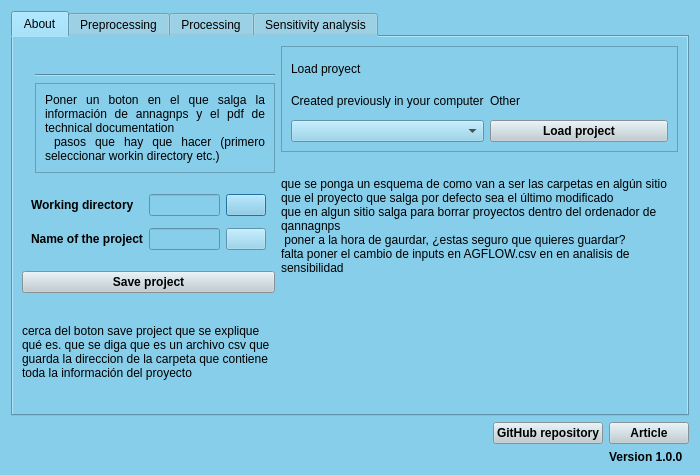
Inigobarbe/QAnnAGNPS, file ui/dialog_base.ui: the form before one commit.
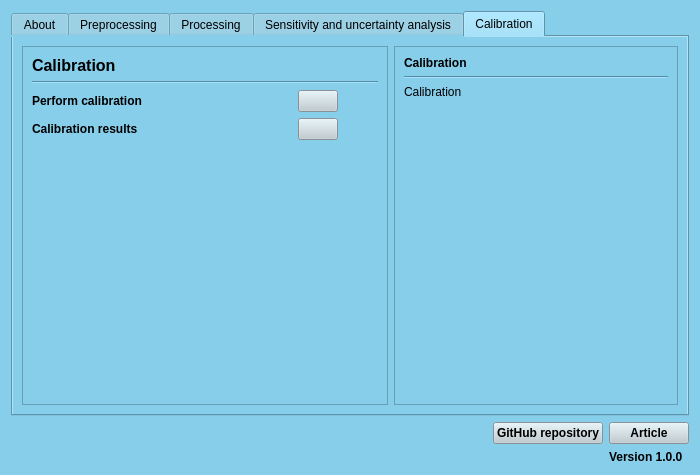
The form after the commit. The open tabs and pages were chosen to show the change.

What changed in the file:
```diff
--- a/ui/dialog_base.ui
+++ b/ui/dialog_base.ui
@@ -1370,7 +1370,7 @@
      </widget>
      <widget class="QWidget" name="tab_4">
       <attribute name="title">
-       <string>Sensitivity analysis</string>
+       <string>Sensitivity and uncertainty analysis</string>
       </attribute>
       <layout class="QGridLayout" name="gridLayout_4">
        <item row="0" column="0">
@@ -1601,6 +1601,223 @@
        </item>
       </layout>
      </widget>
+     <widget class="QWidget" name="tab_5">
+      <attribute name="title">
+       <string>Calibration</string>
+      </attribute>
+      <layout class="QGridLayout" name="gridLayout_21">
+       <item row="0" column="0">
+        <widget class="QFrame" name="frame_11">
+         <property name="frameShape">
+          <enum>QFrame::StyledPanel</enum>
+         </property>
+         <property name="frameShadow">
+          <enum>QFrame::Raised</enum>
+         </property>
+         <layout class="QGridLayout" name="gridLayout_19">
+          <item row="0" column="0">
+           <widget class="QLabel" name="label_38">
+            <property name="font">
+             <font>
+              <pointsize>12</pointsize>
+              <weight>75</weight>
+              <bold>true</bold>
+             </font>
+            </property>
+            <property name="text">
+             <string>Calibration</string>
+            </property>
+           </widget>
+          </item>
+          <item row="1" column="0" colspan="2">
+           <widget class="Line" name="line_10">
+            <property name="orientation">
+             <enum>Qt::Horizontal</enum>
+            </property>
+           </widget>
+          </item>
+          <item row="2" column="0" colspan="2">
+           <layout class="QHBoxLayout" name="horizontalLayout_19">
+            <item>
+             <widget class="QLabel" name="label_39">
+              <property name="minimumSize">
+               <size>
+                <width>260</width>
+                <height>0</height>
+               </size>
+              </property>
+              <property name="font">
+               <font>
+                <weight>75</weight>
+                <bold>true</bold>
+               </font>
+              </property>
+              <property name="text">
+               <string>Perform calibration</string>
+              </property>
+             </widget>
+            </item>
+            <item>
+             <widget class="QPushButton" name="calibration">
+              <property name="styleSheet">
+               <string notr="true">QPushButton {
+    background-color: #becbd1;
+    color: black;
+}
+
+QPushButton:hover {
+    color: white;
+}</string>
+              </property>
+              <property name="text">
+               <string/>
+              </property>
+             </widget>
+            </item>
+            <item>
+             <spacer name="horizontalSpacer_7">
+              <property name="orientation">
+               <enum>Qt::Horizontal</enum>
+              </property>
+              <property name="sizeHint" stdset="0">
+               <size>
+                <width>40</width>
+                <height>20</height>
+               </size>
+              </property>
+             </spacer>
+            </item>
+           </layout>
+          </item>
+          <item row="3" column="0" colspan="2">
+           <layout class="QHBoxLayout" name="horizontalLayout_21">
+            <item>
+             <widget class="QLabel" name="label_40">
+              <property name="minimumSize">
+               <size>
+                <width>260</width>
+                <height>0</height>
+               </size>
+              </property>
+              <property name="font">
+               <font>
+                <weight>75</weight>
+                <bold>true</bold>
+               </font>
+              </property>
+              <property name="text">
+               <string>Calibration results</string>
+              </property>
+             </widget>
+            </item>
+            <item>
+             <widget class="QPushButton" name="calibration_results">
+              <property name="styleSheet">
+               <string notr="true">QPushButton {
+    background-color: #becbd1;
+    color: black;
+}
+
+QPushButton:hover {
+    color: white;
+}</string>
+              </property>
+              <property name="text">
+               <string/>
+              </property>
+             </widget>
+            </item>
+            <item>
+             <spacer name="horizontalSpacer_9">
+              <property name="orientation">
+               <enum>Qt::Horizontal</enum>
+              </property>
+              <property name="sizeHint" stdset="0">
+               <size>
+                <width>40</width>
+                <height>20</height>
+               </size>
+              </property>
+             </spacer>
+            </item>
+           </layout>
+          </item>
+          <item row="4" column="1">
+           <spacer name="verticalSpacer_7">
+            <property name="orientation">
+             <enum>Qt::Vertical</enum>
+            </property>
+            <property name="sizeHint" stdset="0">
+             <size>
+              <width>20</width>
+              <height>40</height>
+             </size>
+            </property>
+           </spacer>
+          </item>
+         </layout>
+        </widget>
+       </item>
+       <item row="0" column="1">
+        <widget class="QFrame" name="frame_12">
+         <property name="frameShape">
+          <enum>QFrame::StyledPanel</enum>
+         </property>
+         <property name="frameShadow">
+          <enum>QFrame::Raised</enum>
+         </property>
+         <layout class="QGridLayout" name="gridLayout_20">
+          <item row="0" column="0">
+           <widget class="QLabel" name="label_41">
+            <property name="font">
+             <font>
+              <weight>75</weight>
+              <bold>true</bold>
+             </font>
+            </property>
+            <property name="text">
+             <string>Calibration</string>
+            </property>
+           </widget>
+          </item>
+          <item row="2" column="0">
+           <widget class="QLabel" name="label_43">
+            <property name="text">
+             <string>Calibration</string>
+            </property>
+            <property name="alignment">
+             <set>Qt::AlignJustify|Qt::AlignVCenter</set>
+            </property>
+            <property name="wordWrap">
+             <bool>true</bool>
+            </property>
+           </widget>
+          </item>
+          <item row="1" column="0">
+           <widget class="Line" name="line_2">
+            <property name="orientation">
+             <enum>Qt::Horizontal</enum>
+            </property>
+           </widget>
+          </item>
+          <item row="3" column="0">
+           <spacer name="verticalSpacer_8">
+            <property name="orientation">
+             <enum>Qt::Vertical</enum>
+            </property>
+            <property name="sizeHint" stdset="0">
+             <size>
+              <width>20</width>
+              <height>40</height>
+             </size>
+            </property>
+           </spacer>
+          </item>
+         </layout>
+        </widget>
+       </item>
+      </layout>
+     </widget>
     </widget>
    </item>
    <item row="1" column="8">
```
Left out of the diff: 6 changed lines with no effect on the pictures.
